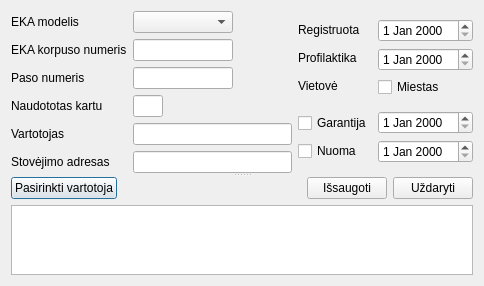
Before: the Qt Designer form duombaze/naujaseka.ui in Tautvydas2019/Diplomas, drawn with Qt 5.
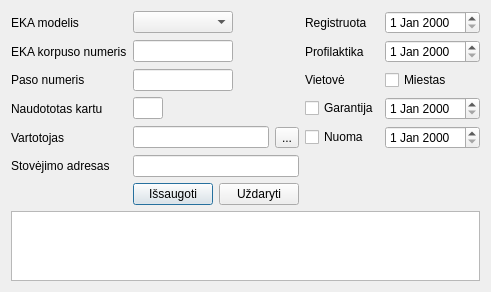
After: the same form once the commit is applied.

Patch:
```diff
--- a/duombaze/naujaseka.ui
+++ b/duombaze/naujaseka.ui
@@ -7,74 +7,23 @@
     <x>0</x>
     <y>0</y>
     <width>484</width>
-    <height>208</height>
+    <height>281</height>
    </rect>
   </property>
   <property name="windowTitle">
    <string>Dialog</string>
   </property>
-  <layout class="QVBoxLayout" name="verticalLayout_8">
-   <item>
-    <widget class="QSplitter" name="splitter">
-     <property name="orientation">
-      <enum>Qt::Vertical</enum>
-     </property>
-     <widget class="QWidget" name="layoutWidget">
-      <layout class="QHBoxLayout" name="horizontalLayout_4">
-       <item>
-        <layout class="QHBoxLayout" name="horizontalLayout">
-         <property name="sizeConstraint">
-          <enum>QLayout::SetMaximumSize</enum>
-         </property>
-         <item>
           <layout class="QVBoxLayout" name="verticalLayout">
            <item>
+    <layout class="QGridLayout" name="gridLayout_2">
+     <item row="0" column="0">
             <widget class="QLabel" name="label_model">
              <property name="text">
               <string>EKA modelis</string>
              </property>
             </widget>
            </item>
-           <item>
-            <widget class="QLabel" name="label_ekanr">
-             <property name="text">
-              <string>EKA korpuso numeris</string>
-             </property>
-            </widget>
-           </item>
-           <item>
-            <widget class="QLabel" name="label_cert">
-             <property name="text">
-              <string>Paso numeris</string>
-             </property>
-            </widget>
-           </item>
-           <item>
-            <widget class="QLabel" name="label_number">
-             <property name="text">
-              <string>Naudototas kartu</string>
-             </property>
-            </widget>
-           </item>
-           <item>
-            <widget class="QLabel" name="label_user">
-             <property name="text">
-              <string>Vartotojas</string>
-             </property>
-            </widget>
-           </item>
-           <item>
-            <widget class="QLabel" name="label_ekaplace">
-             <property name="text">
-              <string>Stovėjimo adresas</string>
-             </property>
-            </widget>
-           </item>
-          </layout>
-         </item>
-         <item>
-          <layout class="QVBoxLayout" name="verticalLayout_7">
-           <item>
+     <item row="0" column="1">
             <widget class="QComboBox" name="comboBox_model">
              <property name="maximumSize">
               <size>
@@ -84,146 +33,164 @@
              </property>
             </widget>
            </item>
-           <item>
-            <widget class="QLineEdit" name="lineEdit_ekanr">
-             <property name="maximumSize">
-              <size>
-               <width>100</width>
-               <height>16777215</height>
-              </size>
-             </property>
-            </widget>
-           </item>
-           <item>
-            <widget class="QLineEdit" name="lineEdit_cert">
-             <property name="maximumSize">
-              <size>
-               <width>100</width>
-               <height>16777215</height>
-              </size>
-             </property>
-            </widget>
-           </item>
-           <item>
-            <widget class="QLineEdit" name="lineEdit_number">
-             <property name="maximumSize">
-              <size>
-               <width>30</width>
-               <height>16777215</height>
-              </size>
-             </property>
-             <property name="autoFillBackground">
-              <bool>false</bool>
-             </property>
-            </widget>
-           </item>
-           <item>
-            <widget class="QLineEdit" name="lineEdit_user"/>
-           </item>
-           <item>
-            <widget class="QLineEdit" name="lineEdit_ekaplace"/>
-           </item>
-          </layout>
-         </item>
-        </layout>
-       </item>
-       <item>
-        <layout class="QVBoxLayout" name="verticalLayout_6">
-         <item>
-          <layout class="QHBoxLayout" name="horizontalLayout_3">
-           <item>
-            <layout class="QVBoxLayout" name="verticalLayout_2">
-             <item>
+     <item row="0" column="4">
+      <widget class="QDateEdit" name="dateEdit_reg"/>
+     </item>
+     <item row="0" column="3">
               <widget class="QLabel" name="label_registruota">
                <property name="text">
                 <string>Registruota</string>
                </property>
               </widget>
              </item>
-             <item>
+     <item row="1" column="1">
+      <widget class="QLineEdit" name="lineEdit_ekanr">
+       <property name="maximumSize">
+        <size>
+         <width>100</width>
+         <height>16777215</height>
+        </size>
+       </property>
+      </widget>
+     </item>
+     <item row="1" column="3">
               <widget class="QLabel" name="label_profilaktika">
                <property name="text">
                 <string>Profilaktika</string>
                </property>
               </widget>
              </item>
-             <item>
+     <item row="2" column="0">
+      <widget class="QLabel" name="label_cert">
+       <property name="text">
+        <string>Paso numeris</string>
+       </property>
+      </widget>
+     </item>
+     <item row="1" column="4">
+      <widget class="QDateEdit" name="dateEdit_prof"/>
+     </item>
+     <item row="2" column="3">
               <widget class="QLabel" name="label_vietove">
                <property name="text">
                 <string>Vietovė</string>
                </property>
               </widget>
              </item>
-            </layout>
-           </item>
-           <item>
-            <layout class="QVBoxLayout" name="verticalLayout_3">
-             <item>
-              <widget class="QDateEdit" name="dateEdit_reg"/>
-             </item>
-             <item>
-              <widget class="QDateEdit" name="dateEdit_prof"/>
-             </item>
-             <item>
+     <item row="2" column="1">
+      <widget class="QLineEdit" name="lineEdit_cert">
+       <property name="maximumSize">
+        <size>
+         <width>100</width>
+         <height>16777215</height>
+        </size>
+       </property>
+      </widget>
+     </item>
+     <item row="3" column="0">
+      <widget class="QLabel" name="label_number">
+       <property name="text">
+        <string>Naudototas kartu</string>
+       </property>
+      </widget>
+     </item>
+     <item row="2" column="4">
               <widget class="QCheckBox" name="checkBox_place">
                <property name="text">
                 <string>Miestas</string>
                </property>
               </widget>
              </item>
-            </layout>
-           </item>
-          </layout>
-         </item>
-         <item>
-          <layout class="QHBoxLayout" name="horizontalLayout_2">
-           <item>
-            <layout class="QVBoxLayout" name="verticalLayout_4">
-             <item>
+     <item row="3" column="1">
+      <widget class="QLineEdit" name="lineEdit_number">
+       <property name="maximumSize">
+        <size>
+         <width>30</width>
+         <height>16777215</height>
+        </size>
+       </property>
+       <property name="autoFillBackground">
+        <bool>false</bool>
+       </property>
+      </widget>
+     </item>
+     <item row="3" column="3">
               <widget class="QCheckBox" name="checkBox_gar">
                <property name="text">
                 <string>Garantija</string>
                </property>
               </widget>
              </item>
-             <item>
-              <widget class="QCheckBox" name="checkBox_nuom">
-               <property name="text">
-                <string>Nuoma</string>
-               </property>
-              </widget>
-             </item>
-            </layout>
-           </item>
-           <item>
-            <layout class="QVBoxLayout" name="verticalLayout_5">
-             <item>
+     <item row="3" column="4">
               <widget class="QDateEdit" name="dateEdit_gar"/>
              </item>
-             <item>
+     <item row="4" column="0">
+      <widget class="QLabel" name="label_user">
+       <property name="text">
+        <string>Vartotojas</string>
+       </property>
+      </widget>
+     </item>
+     <item row="4" column="4">
               <widget class="QDateEdit" name="dateEdit_nuom"/>
              </item>
-            </layout>
-           </item>
-          </layout>
-         </item>
-        </layout>
-       </item>
-      </layout>
-     </widget>
-     <widget class="QWidget" name="layoutWidget">
-      <layout class="QHBoxLayout" name="horizontalLayout_5">
+     <item row="5" column="0">
+      <widget class="QLabel" name="label_ekaplace">
+       <property name="text">
+        <string>Stovėjimo adresas</string>
+       </property>
+      </widget>
+     </item>
+     <item row="4" column="3">
+      <widget class="QCheckBox" name="checkBox_nuom">
+       <property name="text">
+        <string>Nuoma</string>
+       </property>
+      </widget>
+     </item>
+     <item row="1" column="0">
+      <widget class="QLabel" name="label_ekanr">
+       <property name="text">
+        <string>EKA korpuso numeris</string>
+       </property>
+      </widget>
+     </item>
+     <item row="6" column="1">
+      <layout class="QHBoxLayout" name="horizontalLayout_2">
        <item>
-        <widget class="QPushButton" name="pushButton_user">
-         <property name="enabled">
-          <bool>true</bool>
+        <widget class="QPushButton" name="pushButton_save">
+         <property name="text">
+          <string>Išsaugoti</string>
          </property>
+        </widget>
+       </item>
+       <item>
+        <widget class="QPushButton" name="pushButton_close">
          <property name="text">
-          <string>Pasirinkti vartotoja</string>
+          <string>Uždaryti</string>
          </property>
         </widget>
        </item>
+      </layout>
+     </item>
+     <item row="5" column="1">
+      <widget class="QLineEdit" name="lineEdit_ekaplace"/>
+     </item>
+     <item row="4" column="1">
+      <layout class="QHBoxLayout" name="horizontalLayout">
        <item>
+        <widget class="QLineEdit" name="lineEdit_user"/>
+       </item>
+       <item>
+        <widget class="QToolButton" name="toolButton">
+         <property name="text">
+          <string>...</string>
+         </property>
+        </widget>
+       </item>
+      </layout>
+     </item>
+     <item row="1" column="2">
         <spacer name="horizontalSpacer">
          <property name="orientation">
           <enum>Qt::Horizontal</enum>
@@ -236,23 +203,7 @@
          </property>
         </spacer>
        </item>
-       <item>
-        <widget class="QPushButton" name="pushButton_save">
-         <property name="text">
-          <string>Išsaugoti</string>
-         </property>
-        </widget>
-       </item>
-       <item>
-        <widget class="QPushButton" name="pushButton_close">
-         <property name="text">
-          <string>Uždaryti</string>
-         </property>
-        </widget>
-       </item>
-      </layout>
-     </widget>
-    </widget>
+    </layout>
    </item>
    <item>
     <widget class="QTableView" name="tableView"/>
```
Lines whose indentation alone changed are shown as unchanged.
